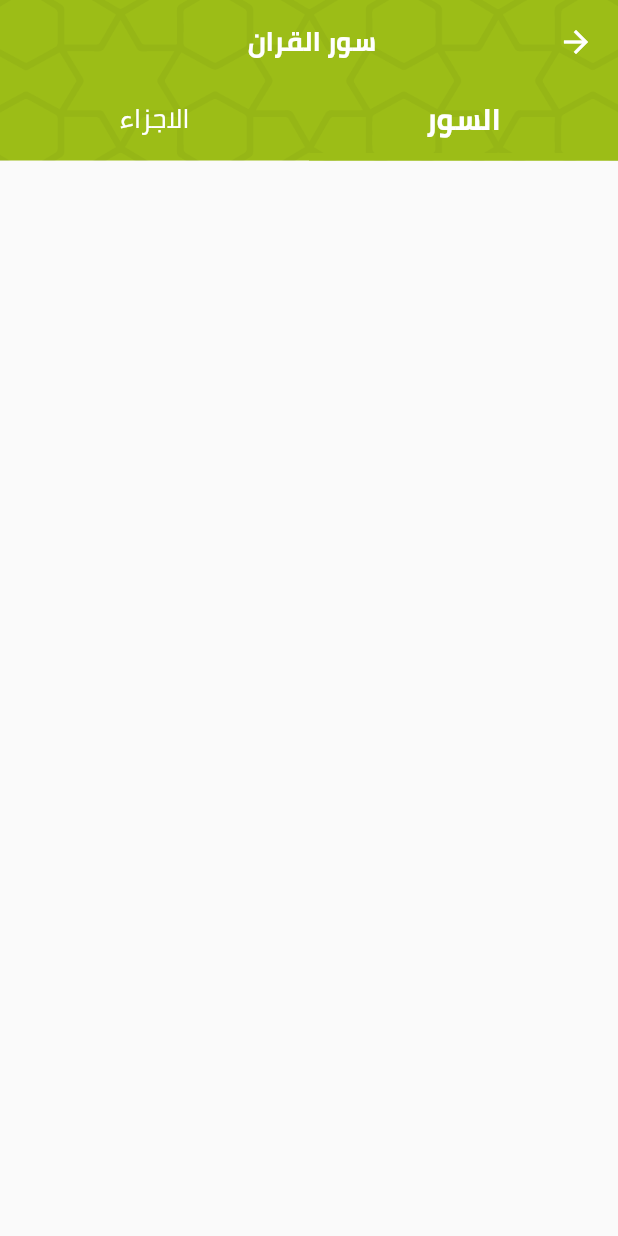
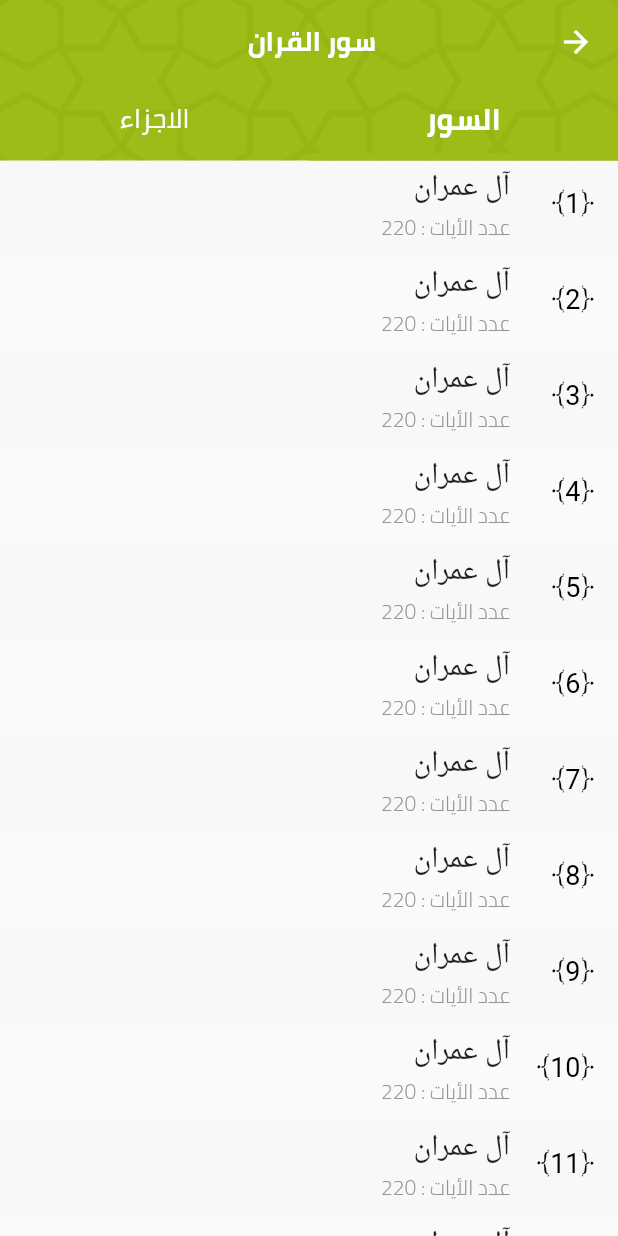
Before and after one commit to m7mdra/quran, a Flutter app: the SurasPage screen opened directly, on a phone screen of 412 x 824 dp. Run offline on Flutter 3.47's test engine with Material 2 defaults, Android fonts, the phone set to English and light mode, and no system bars; our stand-ins replace flutter_svg; Roboto replaces fonts that are missing (Al-QuranAlKareem, AlQalamQuranMajeed).

Commit message:
added suras page with juz' and suras

```diff
--- /dev/null
+++ b/lib/quran_by_sura_page.dart
@@ -0,0 +1,63 @@
+import 'dart:math';
+
+import 'package:flutter/material.dart';
+
+class QuranBySuraPage extends StatefulWidget {
+  @override
+  _QuranBySuraPageState createState() => _QuranBySuraPageState();
+}
+
+class _QuranBySuraPageState extends State<QuranBySuraPage>
+    with AutomaticKeepAliveClientMixin {
+  @override
+  Widget build(BuildContext context) {
+    super.build(context);
+    return Scaffold(
+      body: ListView.builder(
+        itemBuilder: (context, index) {
+          return ListTile(
+            dense: true,
+            onTap: () {},
+            tileColor: index%2==0 ? Color(0xffF8F8F8) : Colors.transparent,
+            leading: Text("﴿${index + 1}﴾",
+                style: TextStyle(
+                  fontFamily: 'AlQalamQuranMajeed',
+                  color: Color(0xff000000),
+                  fontSize: 18,
+                  fontWeight: FontWeight.w400,
+                  fontStyle: FontStyle.normal,
+
+
+                )
+            ),
+            title: Text("آل عمران",
+                style: TextStyle(
+                  fontFamily: 'Al-QuranAlKareem',
+                  fontSize: 20,
+                  fontWeight: FontWeight.w500,
+                  fontStyle: FontStyle.normal,
+
+
+                )
+            ),
+            subtitle: Text("عدد الأيات : ${Random().nextInt(300)} ",
+                style: TextStyle(
+                  fontFamily: 'Cairo',
+                  color: Color(0xff949393),
+                  fontSize: 14,
+                  fontWeight: FontWeight.w300,
+                  fontStyle: FontStyle.normal,
+
+
+                )
+            ),
+          );
+        },
+        itemCount: 114,
+      ),
+    );
+  }
+
+  @override
+  bool get wantKeepAlive => true;
+}
--- a/lib/suras_page.dart
+++ b/lib/suras_page.dart
@@ -1,5 +1,8 @@
 import 'package:flutter/material.dart';
 import 'package:quran/main.dart';
+import 'package:quran/quran_by_juz_page.dart';
+
+import 'package:quran/quran_by_sura_page.dart';
 
 class SurasPage extends StatefulWidget {
   @override
@@ -7,13 +10,39 @@ class SurasPage extends StatefulWidget {
 }
 
 class _SurasPageState extends State<SurasPage> with TickerProviderStateMixin {
+  PageController _pageController;
+  TabController _tabController;
+  var currentPage = 0;
+
+  @override
+  void initState() {
+    super.initState();
+    _tabController = TabController(length: 2, vsync: this);
+    _pageController = PageController(keepPage: true);
+  }
+
   @override
   Widget build(BuildContext context) {
     return Scaffold(
+      body: PageView(
+        controller: _pageController,
+        onPageChanged: (index) {
+          _tabController.animateTo(index,
+              duration: Duration(milliseconds: 200), curve: Curves.linear);
+        },
+        children: [
+          QuranBySuraPage(),
+          QuranByJuzPage()
+        ],
+      ),
       appBar: IslamicAppBar(
         title: 'سور القران ',
         bottom: TabBar(
-indicatorWeight:5,
+          onTap: (index) {
+            _pageController.animateToPage(index,
+                duration: Duration(milliseconds: 300), curve: Curves.linear);
+          },
+          indicatorWeight: 5,
           labelColor: Colors.white,
           unselectedLabelStyle: TextStyle(
             fontFamily: 'Cairo',
@@ -36,7 +65,7 @@ indicatorWeight:5,
               text: 'الاجزاء',
             )
           ],
-          controller: TabController(length: 2, vsync: this),
+          controller: _tabController,
         ),
       ),
     );
```
Also changed, not shown: lib/quran_by_juz_page.dart (added, +62 -0 lines).
